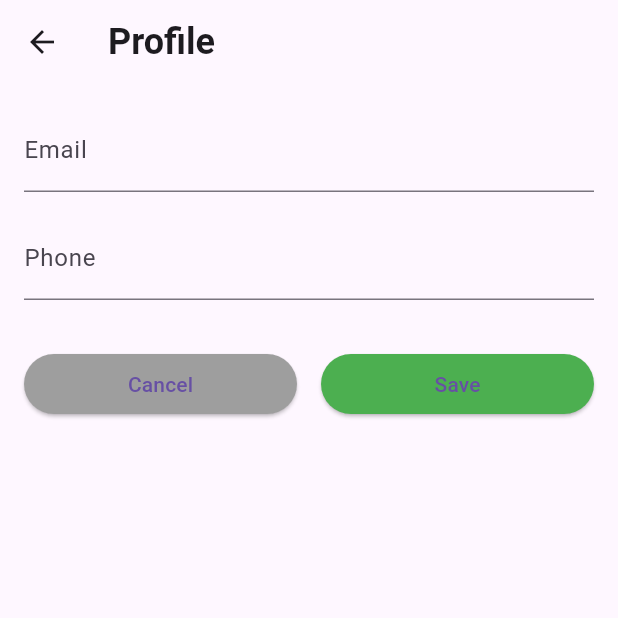
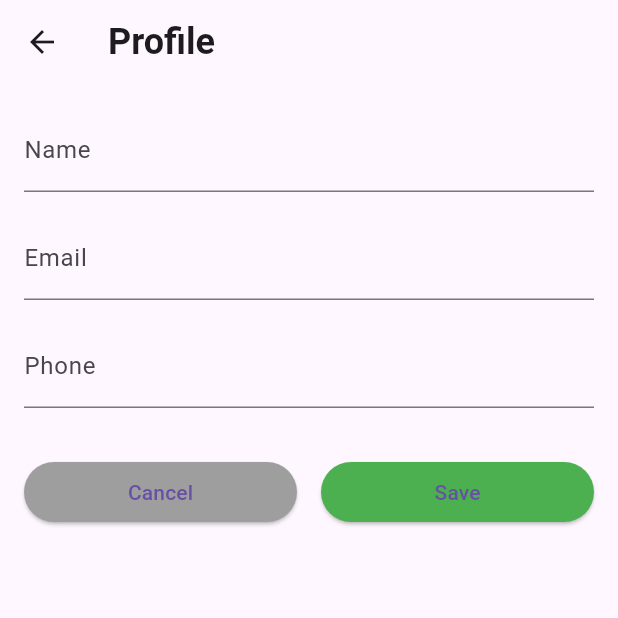
Before and after one commit to AbigailHinchliffe/sandwich, a Flutter app: the ProfileScreen screen opened directly, on a phone screen of 412 x 824 dp, the top half of it. Run offline on Flutter 3.47's test engine with Material 3 defaults, Android fonts, the phone set to English and light mode, and no system bars.

Commit message:
Added name field to requirements and profile

```diff
--- a/lib/views/profile_screen.dart
+++ b/lib/views/profile_screen.dart
@@ -56,6 +56,16 @@ class _ProfileScreenState extends State<ProfileScreen> {
           crossAxisAlignment: CrossAxisAlignment.stretch,
           children: [
             TextField(
+              key: const Key('profile_name'),
+              controller: _nameController,
+              decoration: const InputDecoration(
+                labelText: 'Name',
+                hintText: 'Enter your name',
+              ),
+              keyboardType: TextInputType.name,
+            ),
+            const SizedBox(height: 16),
+            TextField(
               key: const Key('profile_email'),
               controller: _emailController,
               decoration: const InputDecoration(
```
Also changed, not shown: 1 other file.
